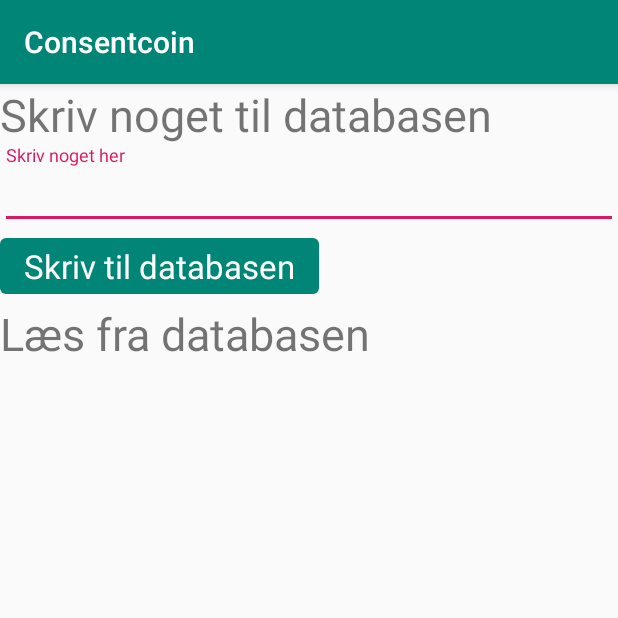
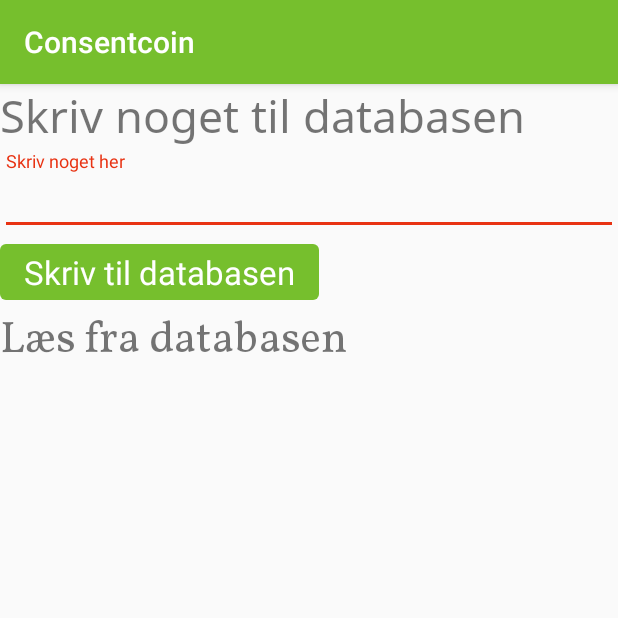
Before and after one commit to Mools222/Consentcoin, an Android app: the screen it shows after launch (MainActivity), on a phone screen of 412 x 824 dp, the top half of it. Run offline under Robolectric (Android 15) with nearby library versions, the phone set to English and light mode, and no system bars; our stand-ins replace Firebase (no records; nobody signed in at launch, a user with empty details on screens opened directly).

Commit message:
Added color palette to colors.xml Added a "font" folder in the "res" directory Added fonts: noto_sans.tff + vollkorn.tff

```diff
--- a/app/src/main/res/layout/activity_main.xml
+++ b/app/src/main/res/layout/activity_main.xml
@@ -9,8 +9,9 @@
     <TextView
         android:layout_width="wrap_content"
         android:layout_height="wrap_content"
+        android:fontFamily="@font/noto_sans"
         android:text="Skriv noget til databasen"
-        android:textSize="30dp"/>
+        android:textSize="30dp" />
 
     <com.google.android.material.textfield.TextInputLayout
         android:layout_width="match_parent"
@@ -35,8 +36,9 @@
     <TextView
         android:layout_width="wrap_content"
         android:layout_height="wrap_content"
+        android:fontFamily="@font/vollkorn"
         android:text="Læs fra databasen"
-        android:textSize="30dp"/>
+        android:textSize="30dp" />
 
     <TextView
         android:id="@+id/textView"
--- a/app/src/main/res/values/colors.xml
+++ b/app/src/main/res/values/colors.xml
@@ -1,6 +1,10 @@
 <?xml version="1.0" encoding="utf-8"?>
+<!--https://coolors.co/464f51-fdfdff-c2e812-02111b-76bf2d + #E83212-->
 <resources>
-    <color name="colorPrimary">#008577</color>
-    <color name="colorPrimaryDark">#00574B</color>
-    <color name="colorAccent">#D81B60</color>
+    <color name="colorOuterSpace">#464f51</color>
+    <color name="colorWhite">#fdfdff</color>
+    <color name="colorBitterLemon">#c2e812</color>
+    <color name="colorRichBlack">#02111b</color>
+    <color name="colorGreen">#76bf2d</color>
+    <color name="colorRed">#E83212</color>
 </resources>
--- a/app/src/main/res/values/styles.xml
+++ b/app/src/main/res/values/styles.xml
@@ -3,9 +3,9 @@
     <!-- Base application theme. -->
     <style name="AppTheme" parent="Theme.AppCompat.Light.DarkActionBar">
         <!-- Customize your theme here. -->
-        <item name="colorPrimary">@color/colorPrimary</item>
-        <item name="colorPrimaryDark">@color/colorPrimaryDark</item>
-        <item name="colorAccent">@color/colorAccent</item>
+        <item name="colorPrimary">@color/colorGreen</item>
+        <item name="colorPrimaryDark">@color/colorBitterLemon</item>
+        <item name="colorAccent">@color/colorRed</item>
     </style>
 
 </resources>
```
Also changed, not shown: app/src/main/res/font/noto_sans.ttf (added), app/src/main/res/font/vollkorn.ttf (added).
